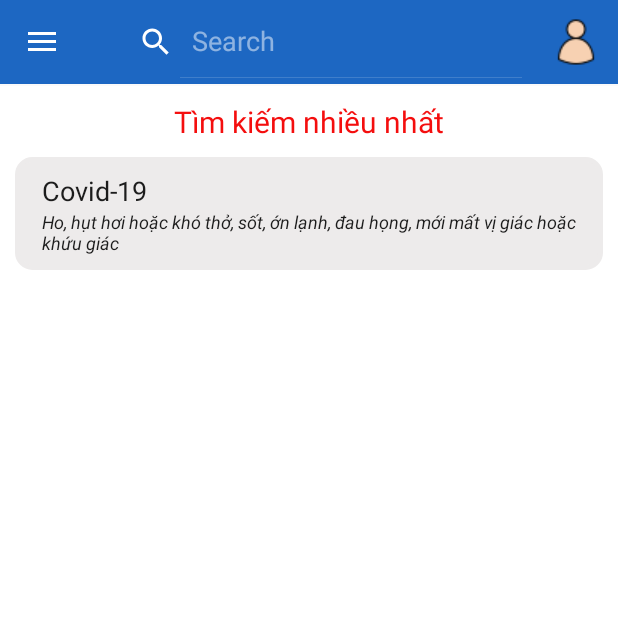
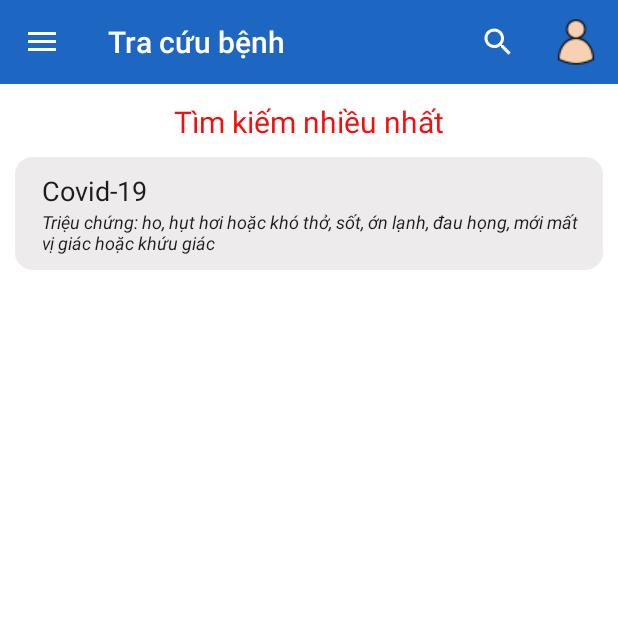
Before and after one commit to HoaiThanh000/LTDD_TH71_Nhom13, an Android app: the screen it shows after launch (MainActivity), on a phone screen of 412 x 824 dp, the top half of it. Run offline under Robolectric (Android 15) with nearby library versions, the phone set to English and light mode, and no system bars.

Commit message:
button search

```diff
--- a/app/src/main/java/btl/ltdd/apptracuubenh/MainActivity.java
+++ b/app/src/main/java/btl/ltdd/apptracuubenh/MainActivity.java
@@ -11,6 +11,9 @@ import android.graphics.drawable.Drawable;
 import android.os.Bundle;
 import android.view.Menu;
 import android.view.MenuItem;
+import android.widget.ArrayAdapter;
+import android.widget.ListView;
+import androidx.appcompat.widget.SearchView;
 
 import androidx.appcompat.widget.Toolbar;
 import androidx.core.view.GravityCompat;
@@ -32,8 +35,9 @@ public class MainActivity extends AppCompatActivity {
         drawerLayout.addDrawerListener(toggle);
         toggle.syncState();
     }
+
     @Override
-    public void onBackPressed(){
+    public void onBackPressed() {
         if (drawerLayout.isDrawerOpen(GravityCompat.START)) {
             drawerLayout.closeDrawer(GravityCompat.START);
         } else {
@@ -42,13 +46,19 @@ public class MainActivity extends AppCompatActivity {
     }
 
     @Override
-    public boolean onCreateOptionsMenu(Menu menu){
+    public boolean onCreateOptionsMenu(Menu menu) {
         getMenuInflater().inflate(R.menu.option_menu, menu);
+        //icon search
+        MenuItem menuItem = menu.findItem(R.id.action_search);
+        SearchView searchView = (SearchView) menuItem.getActionView();
+        searchView.setQueryHint("Nhập tên bệnh, triệu chứng,...");
+
         return super.onCreateOptionsMenu(menu);
     }
+
     @Override
-    public boolean onOptionsItemSelected(MenuItem item){
-        if(item.getItemId() == R.id.account){
+    public boolean onOptionsItemSelected(MenuItem item) {
+        if (item.getItemId() == R.id.account) {
             Intent intent = new Intent(this, AccountActivity.class);
             startActivity(intent);
             return true;
--- /dev/null
+++ b/app/src/main/res/drawable/ic_search.xml
@@ -0,0 +1,5 @@
+<vector android:height="24dp" android:tint="#FFFFFF"
+    android:viewportHeight="24.0" android:viewportWidth="24.0"
+    android:width="24dp" xmlns:android="http://schemas.android.com/apk/res/android">
+    <path android:fillColor="#FF000000" android:pathData="M15.5,14h-0.79l-0.28,-0.27C15.41,12.59 16,11.11 16,9.5 16,5.91 13.09,3 9.5,3S3,5.91 3,9.5 5.91,16 9.5,16c1.61,0 3.09,-0.59 4.23,-1.57l0.27,0.28v0.79l5,4.99L20.49,19l-4.99,-5zM9.5,14C7.01,14 5,11.99 5,9.5S7.01,5 9.5,5 14,7.01 14,9.5 11.99,14 9.5,14z"/>
+</vector>
--- a/app/src/main/res/layout/activity_main.xml
+++ b/app/src/main/res/layout/activity_main.xml
@@ -20,14 +20,6 @@
             android:background="#1d67c2"
             android:theme="@style/ThemeOverlay.AppCompat.Dark.ActionBar"
             app:popupTheme="@style/ThemeOverlay.AppCompat.Light">
-
-            <SearchView
-                android:layout_marginLeft="0dp"
-                android:layout_width="match_parent"
-                android:layout_height="wrap_content"
-                android:iconifiedByDefault="false"
-                android:queryHint="Search"
-                android:layout_marginStart="0dp" />
         </androidx.appcompat.widget.Toolbar>
 
 
@@ -72,13 +64,15 @@
                 android:paddingLeft="8dp"
                 android:text="Covid-19"
                 android:textColor="#1C1C1C"
-                android:textSize="18sp" />
+                android:textSize="18sp"
+                android:paddingStart="8dp"
+                tools:ignore="RtlSymmetry" />
 
             <TextView
                 android:layout_width="match_parent"
                 android:layout_height="wrap_content"
                 android:paddingLeft="8dp"
-                android:text="Ho, hụt hơi hoặc khó thở, sốt, ớn lạnh, đau họng, mới mất vị giác hoặc khứu giác"
+                android:text="Triệu chứng: ho, hụt hơi hoặc khó thở, sốt, ớn lạnh, đau họng, mới mất vị giác hoặc khứu giác"
                 android:textColor="#1C1C1C"
                 android:textSize="12sp"
                 android:textStyle="italic" />
@@ -86,4 +80,6 @@
     </LinearLayout>
 
 
+
+
 </androidx.drawerlayout.widget.DrawerLayout>
--- a/app/src/main/res/menu/option_menu.xml
+++ b/app/src/main/res/menu/option_menu.xml
@@ -2,6 +2,12 @@
     xmlns:app="http://schemas.android.com/apk/res-auto"
     xmlns:tools="http://schemas.android.com/tools"
     tools:context="example.javapoint.com.optionmenu.MainActivity">
+
+    <item android:id="@+id/action_search"
+        android:icon="@drawable/ic_search"
+        app:showAsAction="ifRoom|collapseActionView"
+        android:title="search"
+        app:actionViewClass="androidx.appcompat.widget.SearchView"/>
 
     <item android:id="@+id/account"
         android:icon="@drawable/ic_account"
```
